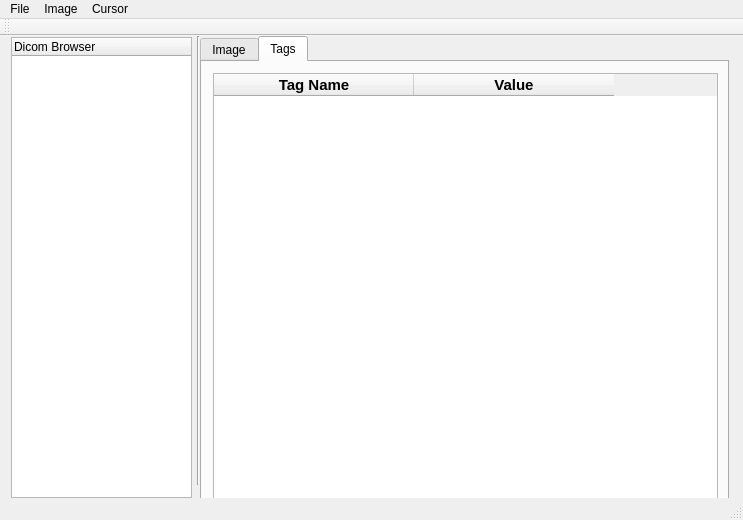
Qt form mainwindow.ui (camol/DicomView) before a commit.
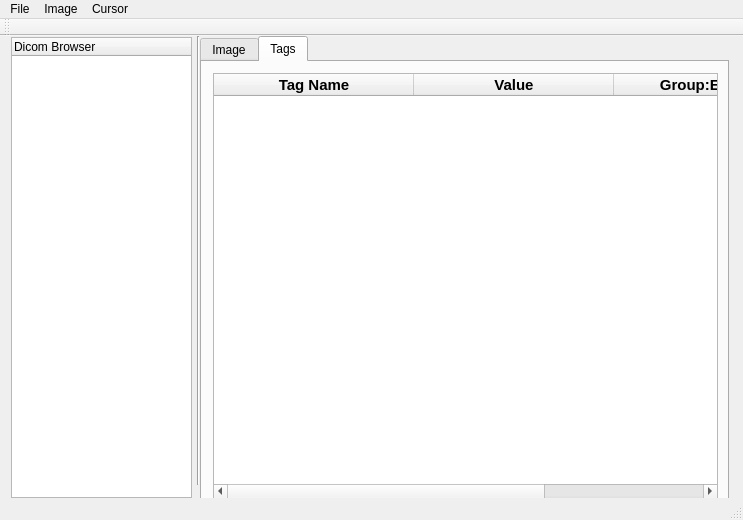
The same form after that commit. The open tabs and pages were chosen to show the change.

Diff of the .ui file:
```diff
--- a/mainwindow.ui
+++ b/mainwindow.ui
@@ -2084,7 +2084,7 @@
          <enum>Qt::ElideMiddle</enum>
         </property>
         <property name="columnCount">
-         <number>2</number>
+         <number>3</number>
         </property>
         <attribute name="horizontalHeaderCascadingSectionResizes">
          <bool>false</bool>
@@ -2152,6 +2152,21 @@
           <set>AlignHCenter|AlignVCenter|AlignCenter</set>
          </property>
         </column>
+        <column>
+         <property name="text">
+          <string>Group:Element</string>
+         </property>
+         <property name="font">
+          <font>
+           <pointsize>11</pointsize>
+           <weight>75</weight>
+           <bold>true</bold>
+          </font>
+         </property>
+         <property name="textAlignment">
+          <set>AlignHCenter|AlignVCenter|AlignCenter</set>
+         </property>
+        </column>
        </widget>
       </item>
      </layout>
```
Left out of the diff: 9 changed lines with no effect on the pictures.
